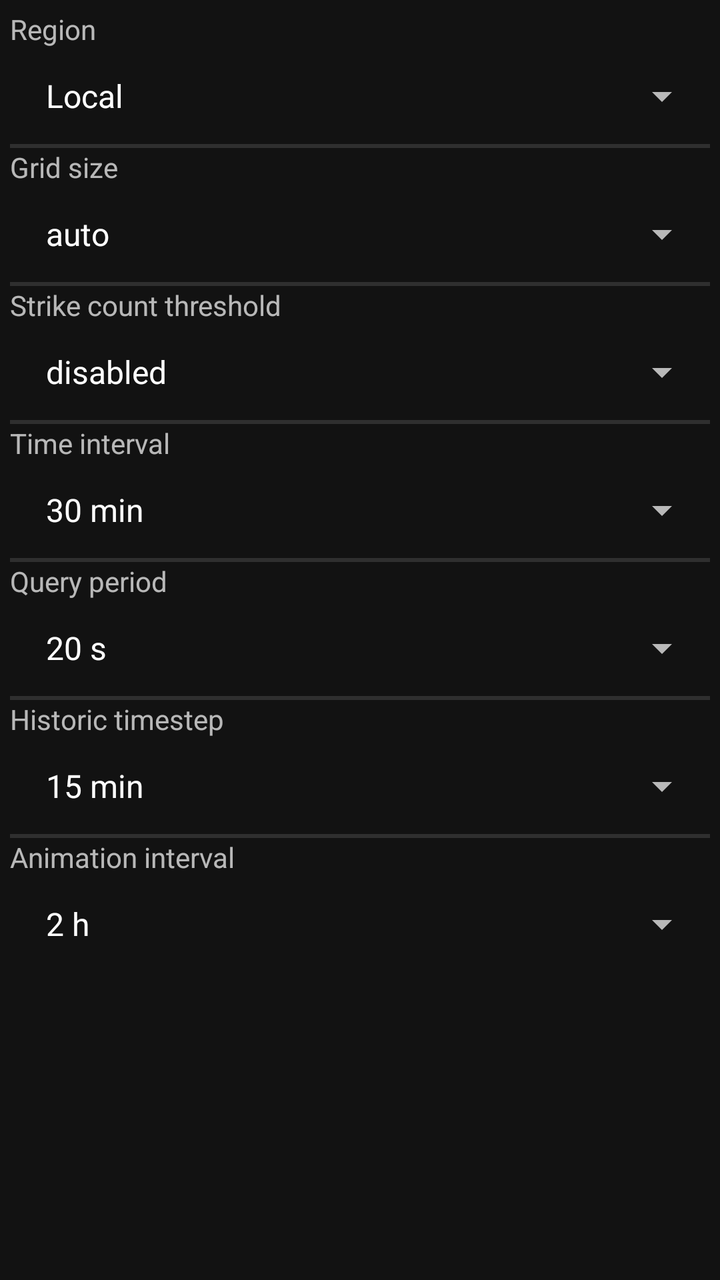
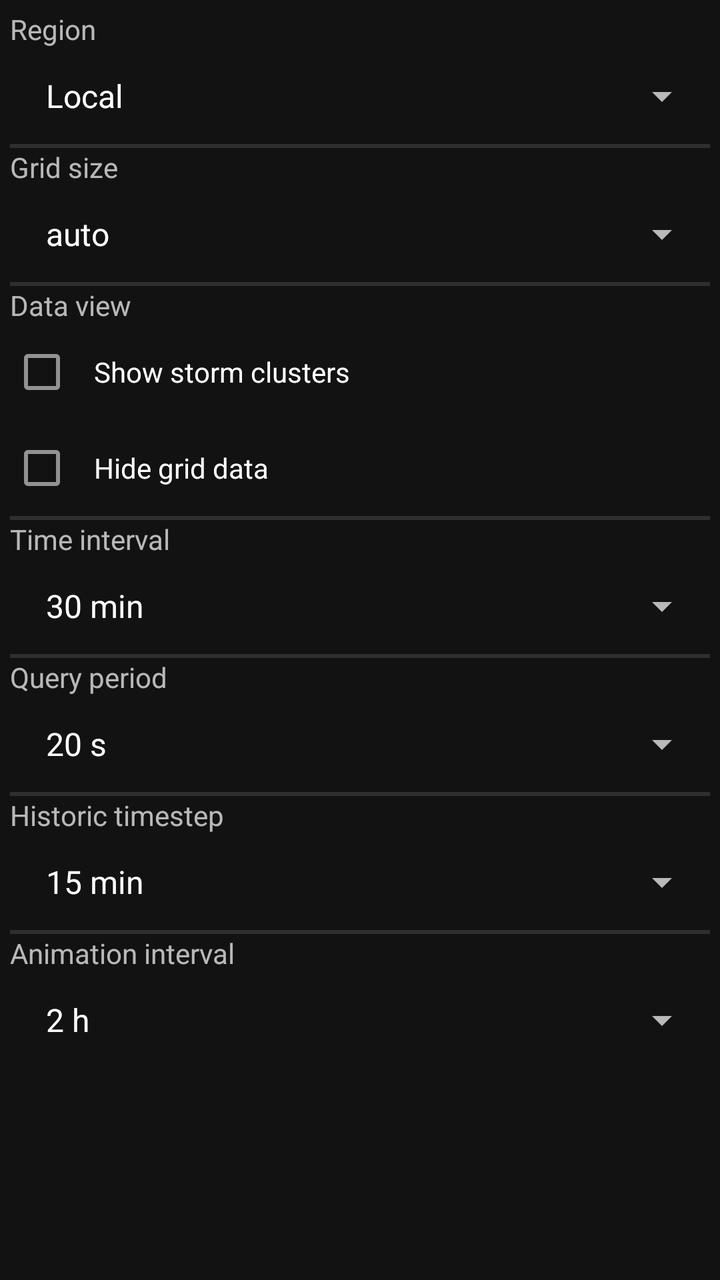

Before-and-after screenshots of an Android layout around one commit, followed by the original layout XML and the change that was made.
<!-- AndroidManifest.xml: application theme AppTheme -->
<!-- res/layout/quick_settings_dialog.xml -->
<?xml version="1.0" encoding="utf-8"?>
<ScrollView xmlns:android="http://schemas.android.com/apk/res/android"
    android:layout_width="match_parent"
    android:layout_height="wrap_content">

    <LinearLayout
        android:id="@+id/quick_settings_dialog"
        android:layout_width="match_parent"
        android:layout_height="wrap_content"
        android:orientation="vertical"
        android:padding="5dp">

        <TextView
            android:layout_width="match_parent"
            android:layout_height="wrap_content"
            android:text="@string/region" />

        <Spinner
            android:id="@+id/selected_region"
            android:layout_width="match_parent"
            android:layout_height="wrap_content"
            android:entries="@array/regions"
            android:padding="10dp"
            android:minHeight="48dp"
            android:prompt="@string/region" />

        <View
            android:layout_width="match_parent"
            android:layout_height="2dp"
            android:background="?android:attr/listDivider" />

        <TextView
            android:layout_width="match_parent"
            android:layout_height="wrap_content"
            android:text="@string/grid_size" />

        <Spinner
            android:id="@+id/selected_grid_size"
            android:layout_width="match_parent"
            android:layout_height="wrap_content"
            android:entries="@array/grid_sizes"
            android:padding="10dp"
            android:minHeight="48dp"
            android:prompt="@string/grid_size" />

        <View
            android:layout_width="match_parent"
            android:layout_height="2dp"
            android:background="?android:attr/listDivider" />

        <TextView
            android:layout_width="match_parent"
            android:layout_height="wrap_content"
            android:text="@string/count_threshold" />

        <Spinner
            android:id="@+id/selected_count_threshold"
            android:layout_width="match_parent"
            android:layout_height="wrap_content"
            android:entries="@array/count_thresholds"
            android:padding="10dp"
            android:minHeight="48dp"
            android:prompt="@string/count_threshold" />

        <View
            android:layout_width="match_parent"
            android:layout_height="2dp"
            android:background="?android:attr/listDivider" />

        <TextView
            android:layout_width="match_parent"
            android:layout_height="wrap_content"
            android:text="@string/interval_duration" />

        <Spinner
            android:id="@+id/selected_interval_duration"
            android:layout_width="match_parent"
            android:layout_height="wrap_content"
            android:entries="@array/interval_durations"
            android:padding="10dp"
            android:minHeight="48dp"
            android:prompt="@string/interval_duration" />

        <View
            android:layout_width="match_parent"
            android:layout_height="2dp"
            android:background="?android:attr/listDivider" />

        <TextView
            android:layout_width="match_parent"
            android:layout_height="wrap_content"
            android:text="@string/query_period" />

        <Spinner
            android:id="@+id/selected_query_period"
            android:layout_width="match_parent"
            android:layout_height="wrap_content"
            android:entries="@array/query_periods"
            android:padding="10dp"
            android:minHeight="48dp"
            android:prompt="@string/query_period" />

        <View
            android:layout_width="match_parent"
            android:layout_height="2dp"
            android:background="?android:attr/listDivider" />

        <TextView
            android:layout_width="match_parent"
            android:layout_height="wrap_content"
            android:text="@string/historic_timestep" />

        <Spinner
            android:id="@+id/selected_historic_timestep"
            android:layout_width="match_parent"
            android:layout_height="wrap_content"
            android:entries="@array/historic_timesteps"
            android:padding="10dp"
            android:minHeight="48dp"
            android:prompt="@string/historic_timestep" />

        <View
            android:layout_width="match_parent"
            android:layout_height="2dp"
            android:background="?android:attr/listDivider" />

        <TextView
            android:layout_width="match_parent"
            android:layout_height="wrap_content"
            android:text="@string/animation_interval_duration" />

        <Spinner
            android:id="@+id/selected_animation_interval_durations"
            android:layout_width="match_parent"
            android:layout_height="wrap_content"
            android:entries="@array/animation_interval_durations"
            android:padding="10dp"
            android:minHeight="48dp"
            android:prompt="@string/animation_interval_duration" />
    </LinearLayout>
</ScrollView>
<!-- resources referenced by this layout -->
<resources>
  <string-array name="animation_interval_durations">
          <item>2 h</item>
          <item>4 h</item>
          <item>6 h</item>
          <item>12 h</item>
          <item>24 h</item>
      </string-array>
  <string-array name="count_thresholds">
          <item>disabled</item>
          <item>1</item>
          <item>5</item>
          <item>10</item>
          <item>25</item>
          <item>50</item>
      </string-array>
  <string-array name="grid_sizes">
          <item>auto</item>
          <item>5 km</item>
          <item>10 km</item>
          <item>25 km</item>
          <item>50 km</item>
          <item>100 km</item>
      </string-array>
  <string-array name="historic_timesteps">
          <item>15 min</item>
          <item>30 min</item>
          <item>60 min</item>
      </string-array>
  <string-array name="interval_durations">
          <item>30 min</item>
          <item>60 min</item>
          <item>90 min</item>
          <item>120 min</item>
          <item>240 min</item>
      </string-array>
  <string-array name="query_periods">
          <item>20 s</item>
          <item>30 s</item>
          <item>1 min</item>
          <item>2 min</item>
          <item>5 min</item>
          <item>10 min</item>
      </string-array>
  <string-array name="regions">
          <item>Local</item>
          <item>Global</item>
          <item>Europe</item>
          <item>N. America</item>
          <item>C. America</item>
          <item>S. America</item>
          <item>Oceania</item>
          <item>Asia</item>
          <item>Africa</item>
      </string-array>
  <string name="animation_interval_duration">Animation interval</string>
  <string name="count_threshold">Strike count threshold</string>
  <string name="grid_size">Grid size</string>
  <string name="historic_timestep">Historic timestep</string>
  <string name="interval_duration">Time interval</string>
  <string name="query_period">Query period</string>
  <string name="region">Region</string>
  <style name="AppTheme" parent="Theme.MaterialComponents.NoActionBar">
          <item name="colorPrimary">@color/White</item>
          <item name="colorPrimaryVariant">@color/text_foreground</item>
      </style>
  <color name="White">#fff</color>
  <color name="text_foreground">#eee</color>
</resources>

<!-- the commit's change to res/layout/quick_settings_dialog.xml (unified diff, before → after) -->
@@ -51,16 +51,23 @@
         <TextView
             android:layout_width="match_parent"
             android:layout_height="wrap_content"
-            android:text="@string/count_threshold" />
+            android:text="@string/data_view" />
 
-        <Spinner
-            android:id="@+id/selected_count_threshold"
+        <CheckBox
+            android:id="@+id/selected_show_clusters"
             android:layout_width="match_parent"
             android:layout_height="wrap_content"
-            android:entries="@array/count_thresholds"
+            android:minHeight="48dp"
             android:padding="10dp"
+            android:text="@string/show_clusters" />
+
+        <CheckBox
+            android:id="@+id/selected_hide_grid"
+            android:layout_width="match_parent"
+            android:layout_height="wrap_content"
             android:minHeight="48dp"
-            android:prompt="@string/count_threshold" />
+            android:padding="10dp"
+            android:text="@string/hide_grid" />
 
         <View
             android:layout_width="match_parent"
<!-- resource entries referenced after the edit -->
@@ -6,14 +6,6 @@
           <item>6 h</item>
           <item>12 h</item>
           <item>24 h</item>
-      </string-array>
-  <string-array name="count_thresholds">
-          <item>disabled</item>
-          <item>1</item>
-          <item>5</item>
-          <item>10</item>
-          <item>25</item>
-          <item>50</item>
       </string-array>
   <string-array name="grid_sizes">
           <item>auto</item>
@@ -55,12 +47,14 @@
           <item>Africa</item>
       </string-array>
   <string name="animation_interval_duration">Animation interval</string>
-  <string name="count_threshold">Strike count threshold</string>
+  <string name="data_view">Data view</string>
   <string name="grid_size">Grid size</string>
+  <string name="hide_grid">Hide grid data</string>
   <string name="historic_timestep">Historic timestep</string>
   <string name="interval_duration">Time interval</string>
   <string name="query_period">Query period</string>
   <string name="region">Region</string>
+  <string name="show_clusters">Show storm clusters</string>
   <style name="AppTheme" parent="Theme.MaterialComponents.NoActionBar">
           <item name="colorPrimary">@color/White</item>
           <item name="colorPrimaryVariant">@color/text_foreground</item>
